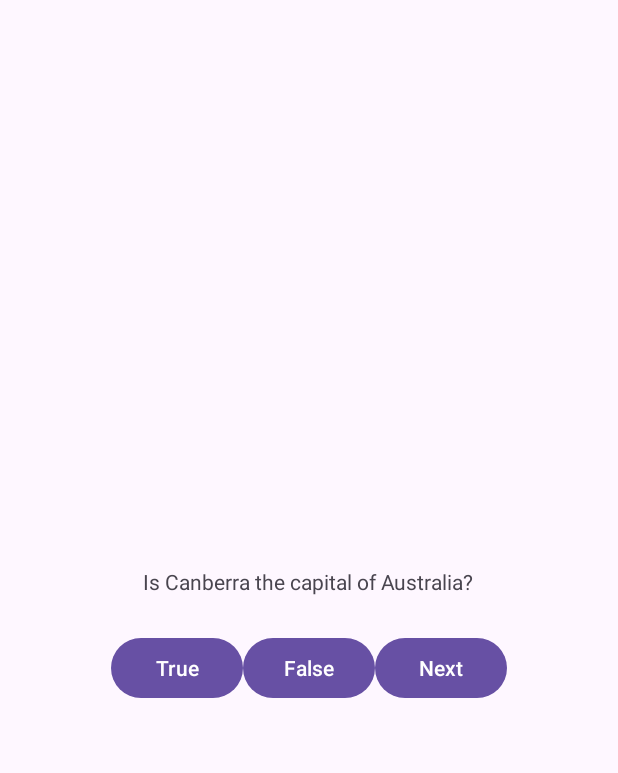
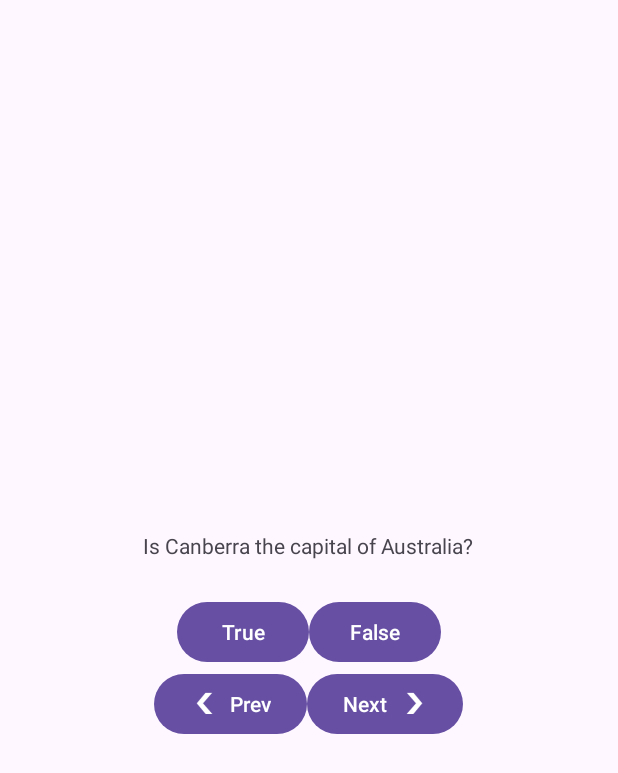
Before and after one commit to 6cylinders/GeoQuizLB, an Android app: the layout activity_main.xml on its own in the app's theme, with its tools: preview values and no code run, on a phone screen of 412 x 824 dp. Shown: the top 773 px of the screen. Run offline under Robolectric (Android 15) with nearby library versions, the phone set to English and light mode, and no system bars.

Commit message:
Working prev/next buttons

```diff
--- a/app/src/main/java/com/example/geoquizlb/MainActivity.kt
+++ b/app/src/main/java/com/example/geoquizlb/MainActivity.kt
@@ -45,6 +45,13 @@ class MainActivity : AppCompatActivity() {
             updateQuestion()
         }
 
+        binding.prevButton.setOnClickListener {
+            if (currentIndex > 0) {
+                currentIndex = (currentIndex - 1) % questionBank.size
+                updateQuestion()
+            }
+        }
+
         updateQuestion()
 
     }
--- a/app/src/main/res/layout/activity_main.xml
+++ b/app/src/main/res/layout/activity_main.xml
@@ -1,5 +1,6 @@
 <?xml version="1.0" encoding="utf-8"?>
 <LinearLayout xmlns:android="http://schemas.android.com/apk/res/android"
+    xmlns:app="http://schemas.android.com/apk/res-auto"
     xmlns:tools="http://schemas.android.com/tools"
     android:id="@+id/main"
     android:layout_width="match_parent"
@@ -27,11 +28,30 @@
             android:layout_height="wrap_content"
             android:text="@string/falseButton" />
 
+    </LinearLayout>
+
+    <LinearLayout
+        android:layout_width="wrap_content"
+        android:layout_height="wrap_content"
+        android:orientation="horizontal">
+
+        <Button
+            android:id="@+id/prev_button"
+            android:layout_width="wrap_content"
+            android:layout_height="wrap_content"
+            android:text="@string/prevButton"
+            app:icon="@drawable/arrow_left"
+            app:iconGravity="start"/>
+
         <Button
             android:id="@+id/next_button"
             android:layout_width="wrap_content"
             android:layout_height="wrap_content"
-            android:text="@string/nextButton" />
+            android:text="@string/nextButton"
+            app:icon="@drawable/arrow_right"
+            app:iconGravity="end"/>
+
 
     </LinearLayout>
+
 </LinearLayout>
--- a/app/src/main/res/values/strings.xml
+++ b/app/src/main/res/values/strings.xml
@@ -20,5 +20,6 @@ freshwater lake.</string>
     <string name="correctString">Correct!</string>
     <string name="incorrectString">Incorrect :(</string>
     <string name="nextButton">Next</string>
+    <string name="prevButton">Prev</string>
 
 </resources>
```
Also changed, not shown: app/src/main/res/drawable-hdpi/ic_arrow_left.png (added), app/src/main/res/drawable-hdpi/ic_arrow_right.png (added), app/src/main/res/drawable-mdpi/ic_arrow_left.png (added), app/src/main/res/drawable-mdpi/ic_arrow_right.png (added), app/src/main/res/drawable-xhdpi/ic_arrow_left.png (added), app/src/main/res/drawable-xhdpi/ic_arrow_right.png (added), app/src/main/res/drawable-xxhdpi/ic_arrow_left.png (added), app/src/main/res/drawable-xxhdpi/ic_arrow_right.png (added), app/src/main/res/drawable-xxxhdpi/ic_arrow_left.png (added), app/src/main/res/drawable-xxxhdpi/ic_arrow_right.png (added), app/src/main/res/drawable/arrow_left.png (added), app/src/main/res/drawable/arrow_right.png (added).
